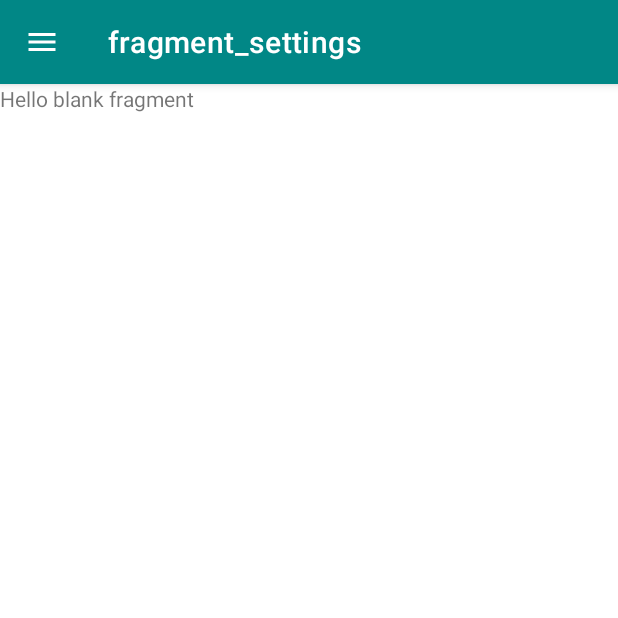
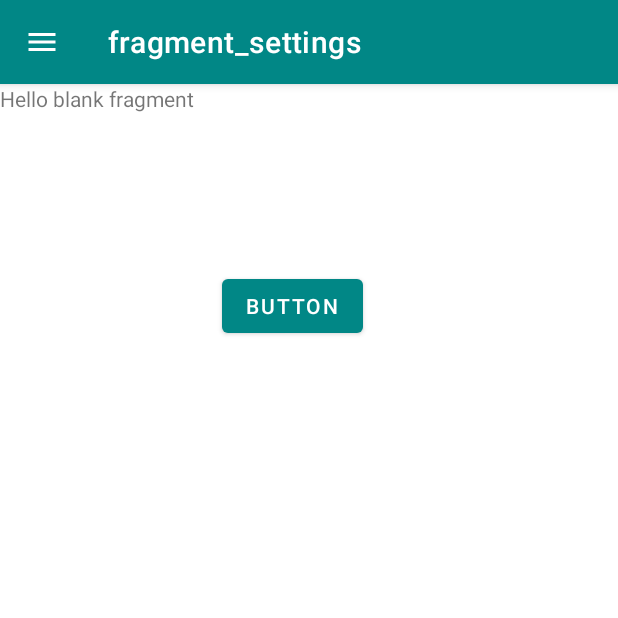
Before and after one commit to manupinasco/parcial_tp3, an Android app: the SettingsFragment screen opened through its navigation route, on a phone screen of 412 x 824 dp, the top half of it. Run offline under Robolectric (Android 15) with nearby library versions, the phone set to English and light mode, and no system bars; our stand-ins replace navigation-ui.

Commit message:
Menu Settings

```diff
--- a/app/build.gradle
+++ b/app/build.gradle
@@ -48,6 +48,7 @@ dependencies {
     implementation 'androidx.navigation:navigation-fragment-ktx:2.5.3'
     implementation 'androidx.navigation:navigation-ui-ktx:2.5.3'
     implementation 'androidx.navigation:navigation-fragment:2.5.3'
+    implementation 'androidx.preference:preference-ktx:1.2.0'
     testImplementation 'junit:junit:4.13.2'
     androidTestImplementation 'androidx.test.ext:junit:1.1.3'
     androidTestImplementation 'androidx.test.espresso:espresso-core:3.4.0'
--- a/app/src/main/java/ar/edu/ort/parcialtp3/characters/DetailsFragment.kt
+++ b/app/src/main/java/ar/edu/ort/parcialtp3/characters/DetailsFragment.kt
@@ -1,10 +1,12 @@
 package ar.edu.ort.parcialtp3.characters
 
 import android.os.Bundle
+import android.util.Log
 import androidx.fragment.app.Fragment
 import android.view.LayoutInflater
 import android.view.View
 import android.view.ViewGroup
+import androidx.preference.PreferenceManager
 import ar.edu.ort.parcialtp3.R
 
 class DetailsFragment : Fragment() {
@@ -15,4 +17,6 @@ class DetailsFragment : Fragment() {
     ): View? {
         return inflater.inflate(R.layout.fragment_details, container, false)
     }
+
+
 }
--- a/app/src/main/java/ar/edu/ort/parcialtp3/settings/SettingsFragment.kt
+++ b/app/src/main/java/ar/edu/ort/parcialtp3/settings/SettingsFragment.kt
@@ -1,19 +1,50 @@
 package ar.edu.ort.parcialtp3.settings
 
 import android.os.Bundle
+import android.util.Log
 import androidx.fragment.app.Fragment
 import android.view.LayoutInflater
 import android.view.View
 import android.view.ViewGroup
+import android.widget.Button
+import androidx.navigation.findNavController
+import androidx.preference.PreferenceManager
 import ar.edu.ort.parcialtp3.R
 
 class SettingsFragment : Fragment() {
+
+    lateinit var v : View
+    lateinit var btnSettings : Button
 
     override fun onCreateView(
         inflater: LayoutInflater, container: ViewGroup?,
         savedInstanceState: Bundle?
     ): View? {
-        return inflater.inflate(R.layout.fragment_settings, container, false)
+        v = inflater.inflate(R.layout.fragment_settings, container, false)
+
+        btnSettings = v.findViewById(R.id.btnSettings)
+
+        return v
     }
 
+    override fun onStart() {
+        super.onStart()
+
+        val prefs = PreferenceManager.getDefaultSharedPreferences(requireContext())
+
+        Log.d("Test",prefs.getBoolean("sync",false).toString())
+        prefs.getString("reply_string","")?.let { Log.d("Test", it) }
+        prefs.getString("signature_string","default signature")?.let { Log.d("Test", it) }
+        prefs.getString("edit_text_preference_1","aca no hay nada")?.let { Log.d("Test", it) }
+
+        //El boton que te lleva a los setings
+        btnSettings.setOnClickListener {
+
+            val action = SettingsFragmentDirections.actionSettingsFragmentToSettingsActivity()
+            v.findNavController().navigate(action)
+
+        }
+    }
+
+
 }
--- a/app/src/main/res/layout/fragment_settings.xml
+++ b/app/src/main/res/layout/fragment_settings.xml
@@ -18,4 +18,16 @@
         app:layout_constraintStart_toStartOf="parent"
         app:layout_constraintTop_toTopOf="parent" />
 
+    <Button
+        android:id="@+id/btnSettings"
+        android:layout_width="wrap_content"
+        android:layout_height="wrap_content"
+        android:layout_marginTop="124dp"
+        android:text="Button"
+        app:layout_constraintEnd_toEndOf="parent"
+        app:layout_constraintHorizontal_bias="0.466"
+        app:layout_constraintStart_toStartOf="parent"
+        app:layout_constraintTop_toTopOf="parent" />
+
+
 </androidx.constraintlayout.widget.ConstraintLayout>
--- a/app/src/main/res/navigation/nav_graph.xml
+++ b/app/src/main/res/navigation/nav_graph.xml
@@ -27,7 +27,11 @@
         android:id="@+id/settingsFragment"
         android:name="ar.edu.ort.parcialtp3.settings.SettingsFragment"
         android:label="fragment_settings"
-        tools:layout="@layout/fragment_settings" />
+        tools:layout="@layout/fragment_settings" >
+        <action
+            android:id="@+id/action_settingsFragment_to_settingsActivity"
+            app:destination="@id/settingsActivity" />
+    </fragment>
     <fragment
         android:id="@+id/detailsFragment"
         android:name="ar.edu.ort.parcialtp3.characters.DetailsFragment"
@@ -53,4 +57,8 @@
             android:id="@+id/action_favouritesFragment_to_detailsFragment"
             app:destination="@id/detailsFragment" />
     </fragment>
+    <activity
+        android:id="@+id/settingsActivity"
+        android:name="ar.edu.ort.parcialtp3.settings.SettingsActivity"
+        android:label="SettingsActivity" />
 </navigation>
```
Also changed, not shown: app/src/main/AndroidManifest.xml (+10 -3 lines), app/src/main/java/ar/edu/ort/parcialtp3/settings/SettingActivity.kt (added, +33 -0 lines), app/src/main/res/layout/settings_activity.xml (added, +9 -0 lines), app/src/main/res/xml/user_setting.xml (added, +19 -0 lines).
